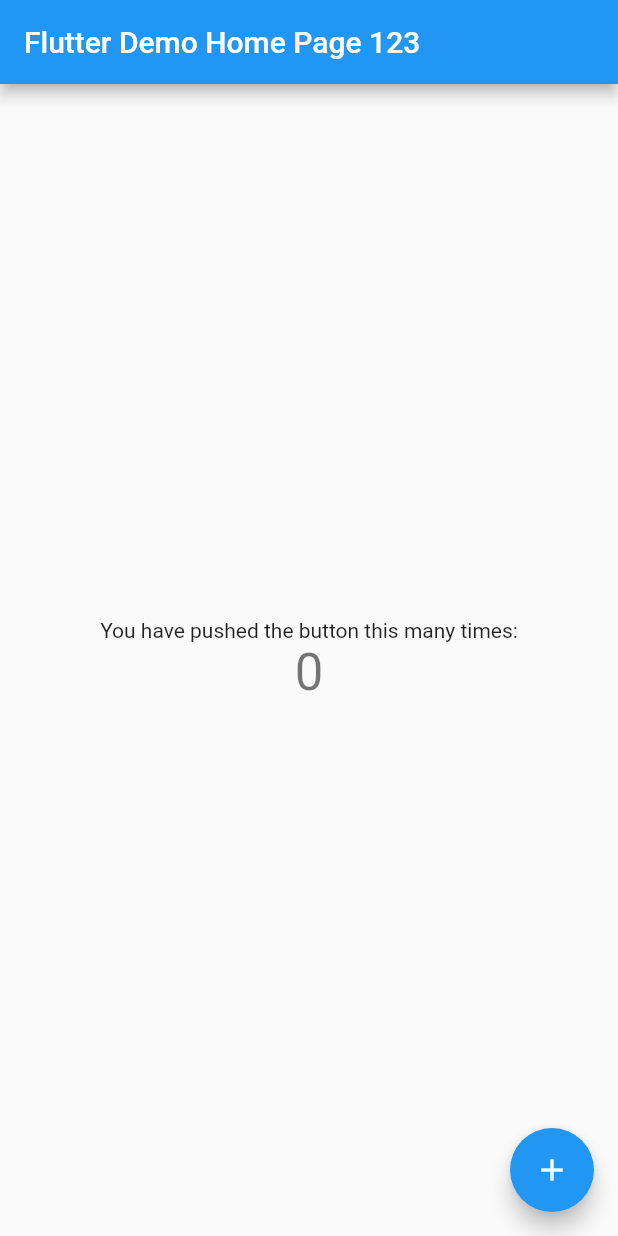
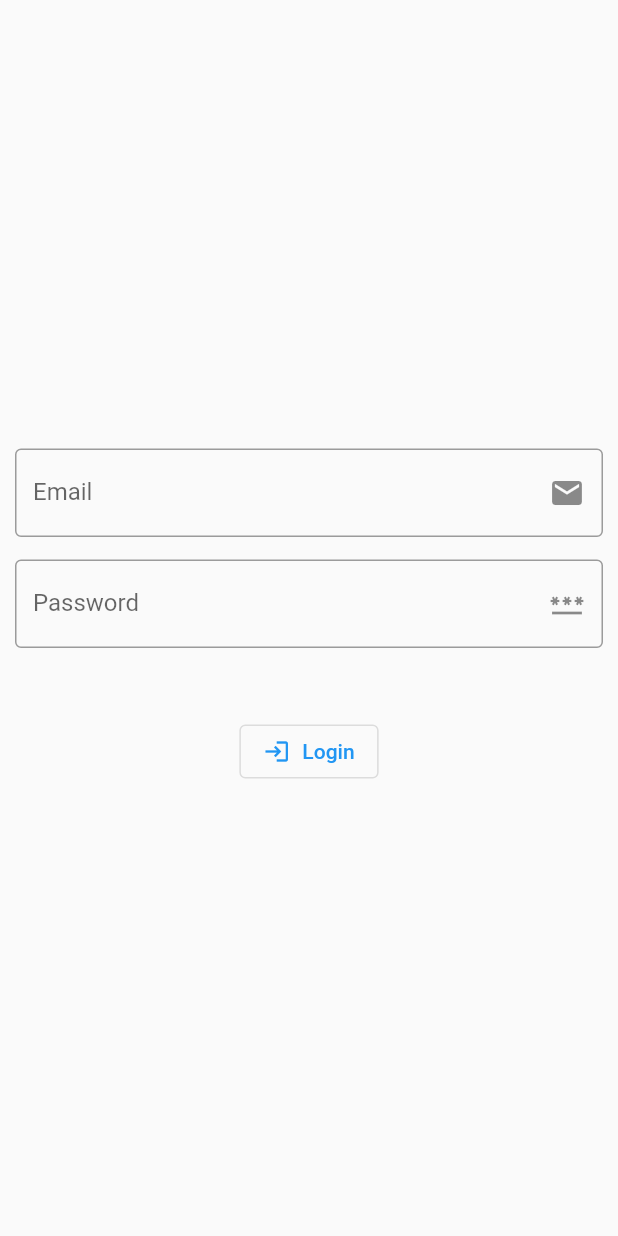
Before and after one commit to chiennv23/comp1640_web, a Flutter app: the screen it shows after launch, on a phone screen of 412 x 824 dp. Run offline on Flutter 3.47's test engine with Material 2 defaults, Android fonts, the phone set to English and light mode, and no system bars.

Commit message:
main.dart

```diff
--- a/lib/main.dart
+++ b/lib/main.dart
@@ -1,4 +1,8 @@
+// ignore_for_file: prefer_const_constructors
+
+import 'package:comp1640_web/login_page.dart';
 import 'package:flutter/material.dart';
+import 'package:http/http.dart' as http;
 
 void main() {
   runApp(const MyApp());
@@ -24,92 +28,85 @@
         // is not restarted.
         primarySwatch: Colors.blue,
       ),
-      home: const MyHomePage(title: 'Flutter Demo Home Page 123'),
+      home: const Myhomepage(),
     );
   }
 }
 
-class MyHomePage extends StatefulWidget {
-  const MyHomePage({Key? key, required this.title}) : super(key: key);
-
-  // This widget is the home page of your application. It is stateful, meaning
-  // that it has a State object (defined below) that contains fields that affect
-  // how it looks.
-
-  // This class is the configuration for the state. It holds the values (in this
-  // case the title) provided by the parent (in this case the App widget) and
-  // used by the build method of the State. Fields in a Widget subclass are
-  // always marked "final".
-
-  final String title;
+class Myhomepage extends StatefulWidget {
+  const Myhomepage({Key? key}) : super(key: key);
 
   @override
-  State<MyHomePage> createState() => _MyHomePageState();
+  _MyhomepageState createState() => _MyhomepageState();
 }
 
-class _MyHomePageState extends State<MyHomePage> {
-  int _counter = 0;
-
-  void _incrementCounter() {
-    setState(() {
-      // This call to setState tells the Flutter framework that something has
-      // changed in this State, which causes it to rerun the build method below
-      // so that the display can reflect the updated values. If we changed
-      // _counter without calling setState(), then the build method would not be
-      // called again, and so nothing would appear to happen.
-      _counter++;
-    });
-  }
+class _MyhomepageState extends State<Myhomepage> {
+  var emailController = TextEditingController();
+  var passController = TextEditingController();
 
   @override
   Widget build(BuildContext context) {
-    // This method is rerun every time setState is called, for instance as done
-    // by the _incrementCounter method above.
-    //
-    // The Flutter framework has been optimized to make rerunning build methods
-    // fast, so that you can just rebuild anything that needs updating rather
-    // than having to individually change instances of widgets.
     return Scaffold(
-      appBar: AppBar(
-        // Here we take the value from the MyHomePage object that was created by
-        // the App.build method, and use it to set our appbar title.
-        title: Text(widget.title),
+        body: Padding(
+      padding: const EdgeInsets.all(10.0),
+      child: SafeArea(
+        child: Center(
+            child: Column(
+          mainAxisAlignment: MainAxisAlignment.center,
+          children: [
+            TextFormField(
+              controller: emailController,
+              decoration: InputDecoration(
+                  labelText: "Email",
+                  border: OutlineInputBorder(),
+                  suffixIcon: Icon(Icons.email)),
+            ),
+            SizedBox(
+              height: 15,
+            ),
+            TextFormField(
+              controller: passController,
+              obscureText: true,
+              decoration: InputDecoration(
+                  labelText: "Password",
+                  border: OutlineInputBorder(),
+                  suffixIcon: Icon(Icons.password)),
+            ),
+            SizedBox(
+              height: 45,
+            ),
+            OutlinedButton.icon(
+                onPressed: () {
+                  login;
+                },
+                icon: Icon(
+                  Icons.login,
+                  size: 18,
+                ),
+                label: Text("Login")),
+          ],
+        )),
       ),
-      body: Center(
-        // Center is a layout widget. It takes a single child and positions it
-        // in the middle of the parent.
-        child: Column(
-          // Column is also a layout widget. It takes a list of children and
-          // arranges them vertically. By default, it sizes itself to fit its
-          // children horizontally, and tries to be as tall as its parent.
-          //
-          // Invoke "debug painting" (press "p" in the console, choose the
-          // "Toggle Debug Paint" action from the Flutter Inspector in Android
-          // Studio, or the "Toggle Debug Paint" command in Visual Studio Code)
-          // to see the wireframe for each widget.
-          //
-          // Column has various properties to control how it sizes itself and
-          // how it positions its children. Here we use mainAxisAlignment to
-          // center the children vertically; the main axis here is the vertical
-          // axis because Columns are vertical (the cross axis would be
-          // horizontal).
-          mainAxisAlignment: MainAxisAlignment.center,
-          children: <Widget>[
-            const Text(
-              'You have pushed the button this many times:',
-            ),
-            Text(
-              '$_counter',
-              style: Theme.of(context).textTheme.headline4,
-            ),
-          ],
-        ),
-      ),
-      floatingActionButton: FloatingActionButton(
-        onPressed: _incrementCounter,
-        tooltip: 'Increment',
-        child: const Icon(Icons.add),
-      ), // This trailing comma makes auto-formatting nicer for build methods.
-    );
+    ));
+  }
+
+  Future<void> login() async {
+    if (passController.text.isNotEmpty && emailController.text.isNotEmpty) {
+      var response = await http.post(Uri.parse("http://reqres.in/api/login"),
+          body: ({
+            'email': emailController.text,
+            'password': passController.text,
+          }));
+      if (response.statusCode == 200) {
+        Navigator.push(
+            context, MaterialPageRoute(builder: (context) => Login()));
+      } else {
+        ScaffoldMessenger.of(context)
+            .showSnackBar(SnackBar(content: Text("sai rồi bro")));
+      }
+    } else {
+      ScaffoldMessenger.of(context)
+          .showSnackBar(SnackBar(content: Text("sai rồi bro")));
+    }
   }
 }
```
